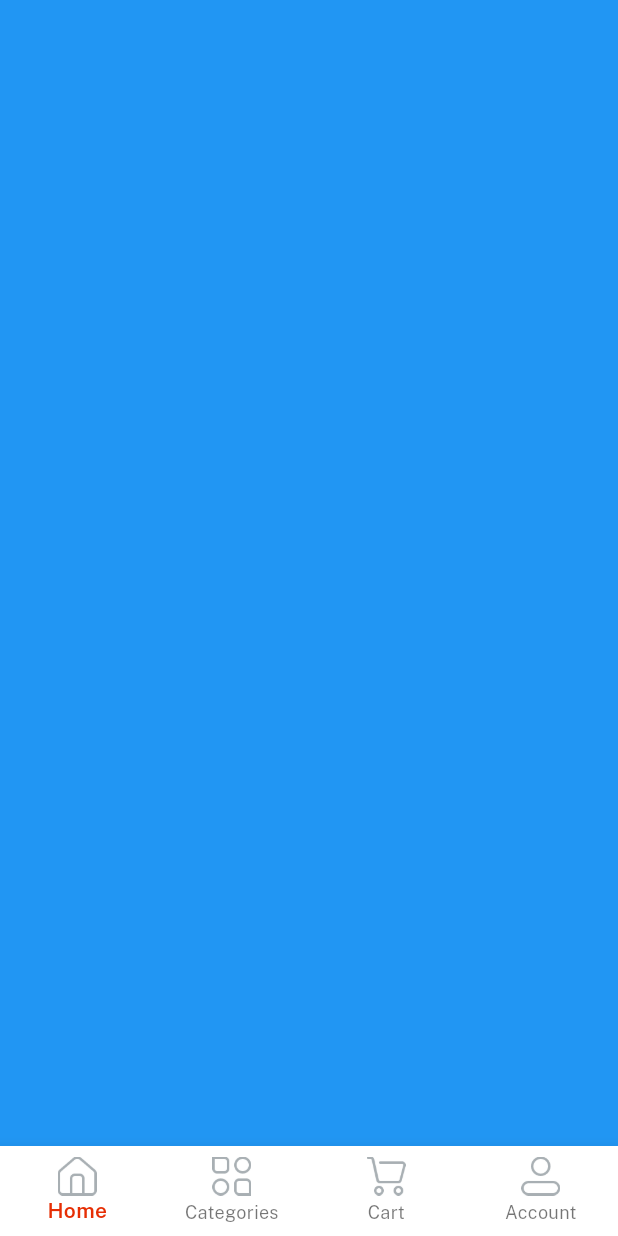
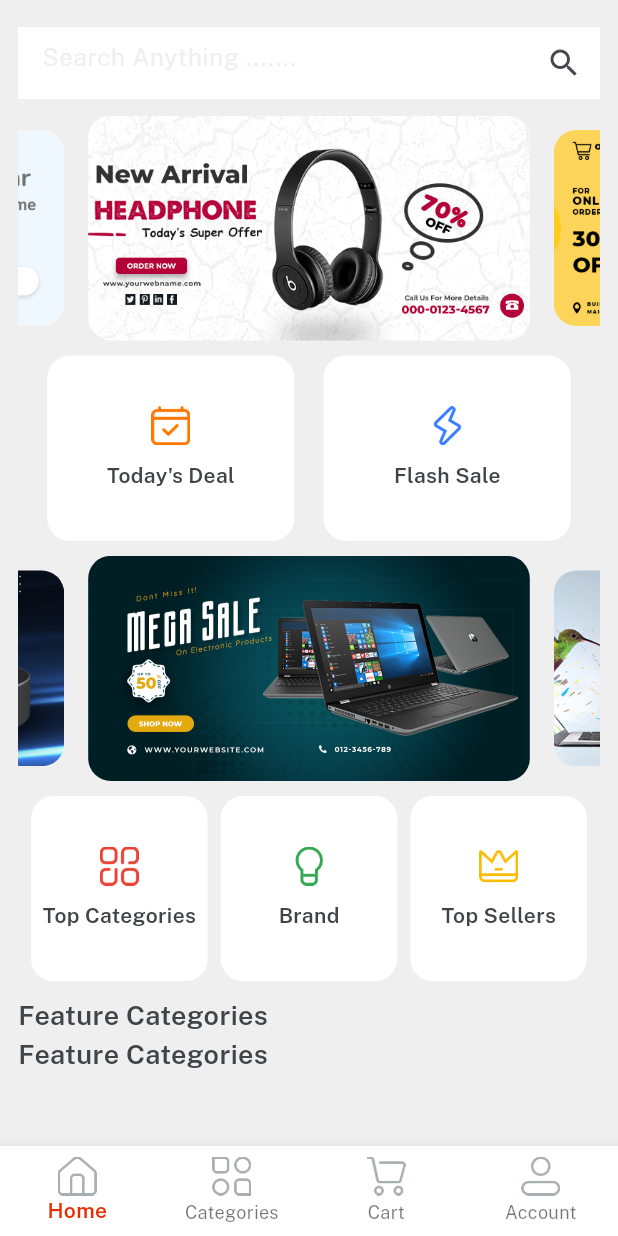
Before and after one commit to Aak172003/flutter-emart, a Flutter app: the Home screen opened directly, on a phone screen of 412 x 824 dp. Run offline on Flutter 3.47's test engine with Material 3 defaults, Android fonts, the phone set to English and light mode, and no system bars; drawn by our look-alikes of velocity_x; our stand-ins replace get.

Commit message:
create carousal widget and home button widget and add scrollable functionalty

```diff
--- a/lib/consts/lists.dart
+++ b/lib/consts/lists.dart
@@ -1,3 +1,6 @@
 import 'package:emart_app/consts/images.dart';
 
 const socialIconList = [icGoogleLogo, icFacebookLogo, icTwitterLogo];
+
+const firstSliderList = [imgSlider1, imgSlider2, imgSlider3, imgSlider4];
+const secondSliderList = [imgSs1, imgSs2, imgSs3, imgSs4];
--- a/lib/consts/strings.dart
+++ b/lib/consts/strings.dart
@@ -26,3 +26,12 @@
 const categories = "Categories";
 const cart = "Cart";
 const account = "Account";
+
+//  -------------------- Home Screen Strings -------------------------
+const searchAnything = "Search Anything .......",
+    todayDeal = "Today's Deal",
+    flashSale = "Flash Sale",
+    topSellers = "Top Sellers",
+    brand = "Brand",
+    topCategories = "Top Categories",
+    featuredCategories = "Feature Categories";
--- a/lib/views/home_screen/home_screen.dart
+++ b/lib/views/home_screen/home_screen.dart
@@ -1,10 +1,110 @@
 import 'package:emart_app/consts/consts.dart';
+import 'package:emart_app/consts/lists.dart';
+import 'package:emart_app/widgets_common/carousal.dart';
+import 'package:emart_app/widgets_common/home_buttons.dart';
 
 class HomeScreen extends StatelessWidget {
   const HomeScreen({super.key});
 
   @override
   Widget build(BuildContext context) {
-    return Container(color: Colors.blue);
+    return Container(
+      padding: EdgeInsets.all(12),
+      color: lightGrey,
+      width: context.screenWidth,
+      child: SafeArea(
+        child: Column(
+          children: [
+            Container(
+              alignment: Alignment.center,
+              height: 60,
+              color: lightGrey,
+              child: TextFormField(
+                decoration: InputDecoration(
+                  border: InputBorder.none,
+                  suffixIcon: Icon(Icons.search),
+                  filled: true,
+                  fillColor: whiteColor,
+                  hintText: searchAnything,
+                  hintStyle: TextStyle(color: lightGrey),
+                ),
+              ),
+            ),
+
+            5.heightBox,
+            Expanded(
+              child: SingleChildScrollView(
+                physics: const BouncingScrollPhysics(),
+                child: Column(
+                  children: [
+                    carousal(list: firstSliderList),
+                    10.heightBox,
+                    Row(
+                      mainAxisAlignment: MainAxisAlignment.spaceEvenly,
+                      children: List.generate(
+                        2,
+                        (index) => homeButtons(
+                          height: context.screenHeight * 0.15,
+                          width: context.screenWidth / 2.5,
+                          icon: index == 0 ? icTodaysDeal : icFlashDeal,
+                          title: index == 0 ? todayDeal : flashSale,
+                        ),
+                      ),
+                    ),
+
+                    10.heightBox,
+                    // show brands swiper
+                    carousal(list: secondSliderList),
+
+                    10.heightBox,
+
+                    Row(
+                      mainAxisAlignment: MainAxisAlignment.spaceEvenly,
+
+                      children: List.generate(
+                        3,
+                        (index) => homeButtons(
+                          height: context.screenHeight * 0.15,
+                          width: context.screenWidth / 3.5,
+                          icon: index == 0
+                              ? icTopCategories
+                              : index == 1
+                              ? icBrands
+                              : icTopSeller,
+                          title: index == 0
+                              ? topCategories
+                              : index == 1
+                              ? brand
+                              : topSellers,
+                        ),
+                      ),
+                    ),
+
+                    // Fetaured Categories
+                    10.heightBox,
+                    Align(
+                      alignment: Alignment.centerLeft,
+                      child: featuredCategories.text
+                          .color(darkFontGrey)
+                          .size(18)
+                          .fontFamily(semibold)
+                          .make(),
+                    ),
+                    Align(
+                      alignment: Alignment.centerLeft,
+                      child: featuredCategories.text
+                          .color(darkFontGrey)
+                          .size(18)
+                          .fontFamily(semibold)
+                          .make(),
+                    ),
+                  ],
+                ),
+              ),
+            ),
+          ],
+        ),
+      ),
+    );
   }
 }
--- /dev/null
+++ b/lib/widgets_common/carousal.dart
@@ -0,0 +1,16 @@
+import 'package:emart_app/consts/consts.dart';
+
+Widget carousal({required List<String> list}) {
+  return VxSwiper.builder(
+    autoPlay: true,
+    height: 150,
+    enlargeCenterPage: true,
+    itemCount: list.length,
+    itemBuilder: (context, index) {
+      return Image.asset(list[index], fit: BoxFit.cover).box.rounded
+          .clip(Clip.antiAlias)
+          .margin(const EdgeInsets.symmetric(horizontal: 8))
+          .make();
+    },
+  );
+}
--- /dev/null
+++ b/lib/widgets_common/home_buttons.dart
@@ -0,0 +1,12 @@
+import 'package:emart_app/consts/consts.dart';
+
+Widget homeButtons({width, height, icon, String? title, onPress}) {
+  return Column(
+    mainAxisAlignment: MainAxisAlignment.center,
+    children: [
+      Image.asset(icon, width: 26),
+      10.heightBox,
+      title!.text.fontFamily(semibold).color(darkFontGrey).make(),
+    ],
+  ).box.rounded.white.size(width, height).make();
+}
```
